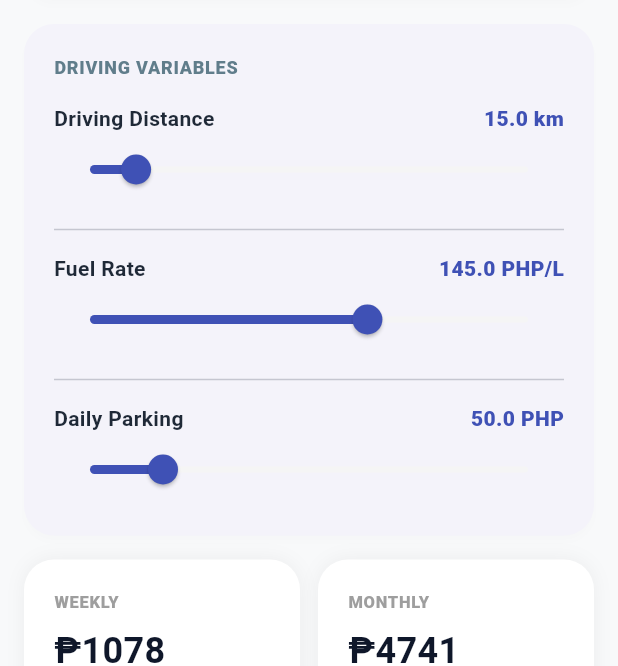
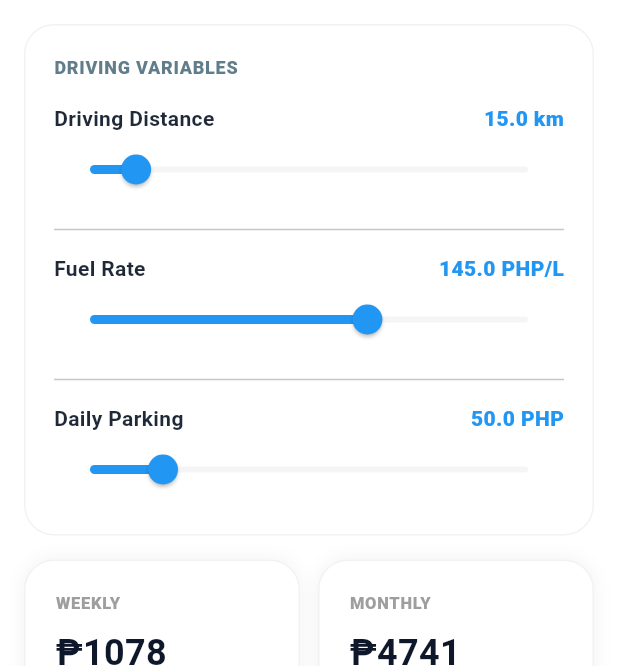
Before and after one commit to KyahFranzz10/TaraTren, a Flutter app: the SavingsComparisonScreen screen opened directly, scrolled down 576 dp, on a phone screen of 412 x 824 dp, the part 570-1236 px from its top. Run offline on Flutter 3.47's test engine with Material 3 defaults, Android fonts, the phone set to English and light mode, and no system bars; our stand-ins replace audioplayers, cached_network_image, flutter_dotenv, flutter_local_notifications, flutter_map, flutter_tts and 9 more; missing offline and left inert: app_settings, flutter_activity_recognition, flutter_background_service, flutter_overlay_window; accounts and stored records are empty; network calls fail.

Commit message:
feat: complete theme-aware migration for Fare, Savings, and Journal screens

```diff
--- a/lib/screens/savings_comparison_screen.dart
+++ b/lib/screens/savings_comparison_screen.dart
@@ -70,10 +70,13 @@ class _SavingsComparisonScreenState extends State<SavingsComparisonScreen> {
 
     final double co2Saved = _distance * 0.12;
 
+    final bool isDark = Theme.of(context).brightness == Brightness.dark;
+
     return Scaffold(
+      backgroundColor: Theme.of(context).colorScheme.surface,
       appBar: AppBar(
         title: const Text('Savings Comparison'),
-        backgroundColor: const Color(0xFF0D1B3E),
+        backgroundColor: isDark ? Colors.black : const Color(0xFF0D1B3E),
         foregroundColor: Colors.white,
         elevation: 0,
         actions: [
@@ -161,13 +164,19 @@ class _SavingsComparisonScreenState extends State<SavingsComparisonScreen> {
   }
 
   Widget _buildJourneySelector() {
+    final bool isDark = Theme.of(context).brightness == Brightness.dark;
     final liveLines = trainLines.where((l) => ['LRT-1', 'LRT-2', 'MRT-3'].contains(l.name)).toList();
 
     return Card(
       margin: const EdgeInsets.symmetric(horizontal: 16, vertical: 8),
-      elevation: 2,
-      shadowColor: Colors.black.withOpacity(0.05),
-      shape: RoundedRectangleBorder(borderRadius: BorderRadius.circular(20)),
+      elevation: 0,
+      color: isDark ? Theme.of(context).colorScheme.surfaceContainer : Colors.white,
+      shape: RoundedRectangleBorder(
+        borderRadius: BorderRadius.circular(20),
+        side: BorderSide(
+          color: isDark ? Colors.white10 : Colors.black.withOpacity(0.05),
+        ),
+      ),
       child: Padding(
         padding: const EdgeInsets.all(20),
         child: Column(
@@ -246,7 +255,7 @@ class _SavingsComparisonScreenState extends State<SavingsComparisonScreen> {
                   },
                   showSelectedIcon: false,
                   style: SegmentedButton.styleFrom(
-                    backgroundColor: Colors.grey.shade100,
+                    backgroundColor: isDark ? Colors.white.withValues(alpha: 0.1) : Colors.grey.shade100,
                     selectedBackgroundColor: Colors.orange,
                     selectedForegroundColor: Colors.white,
                   ),
@@ -260,6 +269,7 @@ class _SavingsComparisonScreenState extends State<SavingsComparisonScreen> {
   }
 
   Widget _dropDown<T>({required String label, required T? value, required List<DropdownMenuItem<T>> items, required Function(T?) onChanged}) {
+    final bool isDark = Theme.of(context).brightness == Brightness.dark;
     return Column(
       crossAxisAlignment: CrossAxisAlignment.start,
       children: [
@@ -268,9 +278,9 @@ class _SavingsComparisonScreenState extends State<SavingsComparisonScreen> {
         Container(
           padding: const EdgeInsets.symmetric(horizontal: 16),
           decoration: BoxDecoration(
-            color: Colors.grey.shade50,
+            color: isDark ? Colors.white.withOpacity(0.05) : Colors.grey.shade50,
             borderRadius: BorderRadius.circular(15),
-            border: Border.all(color: Colors.grey.shade200)
+            border: Border.all(color: isDark ? Colors.white10 : Colors.grey.shade200)
           ),
           child: DropdownButtonHideUnderline(
             child: DropdownButton<T>(
@@ -278,7 +288,12 @@ class _SavingsComparisonScreenState extends State<SavingsComparisonScreen> {
               items: items,
               onChanged: onChanged,
               isExpanded: true,
-              style: const TextStyle(color: Color(0xFF0F172A), fontWeight: FontWeight.bold, fontSize: 16),
+              dropdownColor: isDark ? Colors.grey.shade900 : Colors.white,
+              style: TextStyle(
+                color: isDark ? Colors.white : const Color(0xFF0F172A),
+                fontWeight: FontWeight.bold,
+                fontSize: 16
+              ),
             ),
           ),
         ),
@@ -287,13 +302,19 @@ class _SavingsComparisonScreenState extends State<SavingsComparisonScreen> {
   }
 
   Widget _buildComparisonCard(double carCost) {
+    final bool isDark = Theme.of(context).brightness == Brightness.dark;
     final double trainRatio = (_trainFare / carCost).clamp(0.05, 1.0);
 
     return Card(
       margin: const EdgeInsets.symmetric(horizontal: 16, vertical: 8),
-      elevation: 2,
-      shadowColor: Colors.black.withOpacity(0.05),
-      shape: RoundedRectangleBorder(borderRadius: BorderRadius.circular(20)),
+      elevation: 0,
+      color: isDark ? Theme.of(context).colorScheme.surfaceContainer : Colors.white,
+      shape: RoundedRectangleBorder(
+        borderRadius: BorderRadius.circular(20),
+        side: BorderSide(
+          color: isDark ? Colors.white10 : Colors.black.withOpacity(0.05),
+        ),
+      ),
       child: Padding(
         padding: const EdgeInsets.all(20),
         child: Column(
@@ -311,20 +332,21 @@ class _SavingsComparisonScreenState extends State<SavingsComparisonScreen> {
   }
 
   Widget _barItem(String label, double cost, Color color, double ratio) {
+    final bool isDark = Theme.of(context).brightness == Brightness.dark;
     return Column(
       crossAxisAlignment: CrossAxisAlignment.start,
       children: [
         Row(
           mainAxisAlignment: MainAxisAlignment.spaceBetween,
           children: [
-            Text(label, style: const TextStyle(fontWeight: FontWeight.bold, fontSize: 14, color: Color(0xFF0F172A))),
+            Text(label, style: TextStyle(fontWeight: FontWeight.bold, fontSize: 14, color: isDark ? Colors.white70 : const Color(0xFF0F172A))),
             Text('₱${cost.toStringAsFixed(2)}', style: TextStyle(fontWeight: FontWeight.w900, color: color, fontSize: 16)),
           ],
         ),
         const SizedBox(height: 10),
         Stack(
           children: [
-            Container(height: 10, width: double.infinity, decoration: BoxDecoration(color: Colors.grey.shade100, borderRadius: BorderRadius.circular(5))),
+            Container(height: 10, width: double.infinity, decoration: BoxDecoration(color: isDark ? Colors.white10 : Colors.grey.shade100, borderRadius: BorderRadius.circular(5))),
             FractionallySizedBox(
               widthFactor: ratio,
               child: AnimatedContainer(
@@ -340,11 +362,17 @@ class _SavingsComparisonScreenState extends State<SavingsComparisonScreen> {
   }
 
   Widget _buildInputSection() {
+    final bool isDark = Theme.of(context).brightness == Brightness.dark;
     return Card(
       margin: const EdgeInsets.symmetric(horizontal: 16, vertical: 8),
-      elevation: 2,
-      shadowColor: Colors.black.withOpacity(0.05),
-      shape: RoundedRectangleBorder(borderRadius: BorderRadius.circular(20)),
+      elevation: 0,
+      color: isDark ? Theme.of(context).colorScheme.surfaceContainer : Colors.white,
+      shape: RoundedRectangleBorder(
+        borderRadius: BorderRadius.circular(20),
+        side: BorderSide(
+          color: isDark ? Colors.white10 : Colors.black.withOpacity(0.05),
+        ),
+      ),
       child: Padding(
         padding: const EdgeInsets.all(20),
         child: Column(
@@ -364,22 +392,23 @@ class _SavingsComparisonScreenState extends State<SavingsComparisonScreen> {
   }
 
   Widget _sliderInput(String title, double value, double min, double max, String unit, TextEditingController controller, Function(double) onChanged) {
+    final bool isDark = Theme.of(context).brightness == Brightness.dark;
     return Column(
       crossAxisAlignment: CrossAxisAlignment.start,
       children: [
         Row(
           mainAxisAlignment: MainAxisAlignment.spaceBetween,
           children: [
-            Text(title, style: const TextStyle(color: Color(0xFF1F2937), fontWeight: FontWeight.bold, fontSize: 14)),
-            Text('${value.toStringAsFixed(1)} $unit', style: const TextStyle(fontWeight: FontWeight.w900, color: Colors.indigo, fontSize: 14)),
+            Text(title, style: TextStyle(color: isDark ? Colors.white70 : const Color(0xFF1F2937), fontWeight: FontWeight.bold, fontSize: 14)),
+            Text('${value.toStringAsFixed(1)} $unit', style: const TextStyle(fontWeight: FontWeight.w900, color: Colors.blue, fontSize: 14)),
           ],
         ),
         Slider(
           value: value.clamp(min, max),
           min: min,
           max: max,
-          activeColor: Colors.indigo,
-          inactiveColor: Colors.grey.shade100,
+          activeColor: Colors.blue,
+          inactiveColor: isDark ? Colors.white10 : Colors.grey.shade100,
           onChanged: (v) {
             onChanged(v);
             controller.text = v.toStringAsFixed(title.contains('Parking') ? 0 : 1);
@@ -403,19 +432,21 @@ class _SavingsComparisonScreenState extends State<SavingsComparisonScreen> {
   }
 
   Widget _projectionBox(String title, double amount, Color color) {
+    final bool isDark = Theme.of(context).brightness == Brightness.dark;
     return Container(
       padding: const EdgeInsets.all(20),
       decoration: BoxDecoration(
-        color: Colors.white,
+        color: isDark ? Theme.of(context).colorScheme.surfaceContainer : Colors.white,
         borderRadius: BorderRadius.circular(20),
-        boxShadow: [BoxShadow(color: Colors.black.withOpacity(0.05), blurRadius: 10)],
+        border: Border.all(color: isDark ? Colors.white10 : Colors.black.withOpacity(0.05)),
+        boxShadow: isDark ? [] : [BoxShadow(color: Colors.black.withOpacity(0.05), blurRadius: 10)],
       ),
       child: Column(
         crossAxisAlignment: CrossAxisAlignment.start,
         children: [
           Text(title, style: const TextStyle(fontSize: 11, color: Colors.grey, fontWeight: FontWeight.w900, letterSpacing: 0.5)),
           const SizedBox(height: 8),
-          Text('₱${amount.toStringAsFixed(0)}', style: const TextStyle(fontSize: 24, fontWeight: FontWeight.bold, color: Color(0xFF0F172A))),
+          Text('₱${amount.toStringAsFixed(0)}', style: TextStyle(fontSize: 24, fontWeight: FontWeight.bold, color: isDark ? Colors.white : const Color(0xFF0F172A))),
           const SizedBox(height: 4),
           const Text('IN SAVINGS', style: TextStyle(fontSize: 10, color: Colors.blueGrey, fontWeight: FontWeight.bold)),
         ],
@@ -461,32 +492,44 @@ class _SavingsComparisonScreenState extends State<SavingsComparisonScreen> {
   void _showPromoInfo() {
     showModalBottomSheet(
       context: context,
-      backgroundColor: Colors.white,
+      backgroundColor: Colors.transparent,
       shape: const RoundedRectangleBorder(borderRadius: BorderRadius.vertical(top: Radius.circular(24))),
-      builder: (context) => Container(
+      builder: (context) {
+        final bool isDark = Theme.of(context).brightness == Brightness.dark;
+        return Container(
           padding: const EdgeInsets.all(24),
+          decoration: BoxDecoration(
+            color: isDark ? Colors.grey.shade900 : Colors.white,
+            borderRadius: const BorderRadius.vertical(top: Radius.circular(24)),
+          ),
           child: Column(
             mainAxisSize: MainAxisSize.min,
             crossAxisAlignment: CrossAxisAlignment.start,
             children: [
-            const Text("Fare & Promo Info", style: TextStyle(fontSize: 20, fontWeight: FontWeight.bold, color: Color(0xFF0F172A))),
+              Text("Fare & Promo Info", style: TextStyle(fontSize: 20, fontWeight: FontWeight.bold, color: isDark ? Colors.white : const Color(0xFF0F172A))),
               const SizedBox(height: 16),
-            _promoItem(Icons.celebration, "White Beep Benefit", "Seniors, Students, and PWDs enjoy a 50% flat discount on all train lines.", Colors.indigo),
-            _promoItem(Icons.credit_card, "Stored Value (Beep) Advantage", "Fare calculations automatically prefer Stored Value rates where applicable.", Colors.blue),
-            _promoItem(Icons.eco, "Eco-Savings", "Public transit is the most efficient way to reduce your carbon footprint in the city.", Colors.green),
+              _promoItem(context, Icons.celebration, "White Beep Benefit", "Seniors, Students, and PWDs enjoy a 50% flat discount on all train lines.", Colors.indigo),
+              _promoItem(context, Icons.credit_card, "Stored Value (Beep) Advantage", "Fare calculations automatically prefer Stored Value rates where applicable.", Colors.blue),
+              _promoItem(context, Icons.eco, "Eco-Savings", "Public transit is the most efficient way to reduce your carbon footprint in the city.", Colors.green),
               const SizedBox(height: 20),
               SizedBox(width: double.infinity, child: ElevatedButton(
-              style: ElevatedButton.styleFrom(backgroundColor: const Color(0xFF0D1B3E), foregroundColor: Colors.white, shape: RoundedRectangleBorder(borderRadius: BorderRadius.circular(12))),
+                style: ElevatedButton.styleFrom(
+                  backgroundColor: isDark ? Colors.indigo : const Color(0xFF0D1B3E),
+                  foregroundColor: Colors.white,
+                  shape: RoundedRectangleBorder(borderRadius: BorderRadius.circular(12))
+                ),
                 onPressed: () => Navigator.pop(context),
                 child: const Text("Got it")
               )),
             ],
           ),
-      ),
+        );
+      },
     );
   }
 
-  Widget _promoItem(IconData icon, String title, String desc, Color color) {
+  Widget _promoItem(BuildContext context, IconData icon, String title, String desc, Color color) {
+    final bool isDark = Theme.of(context).brightness == Brightness.dark;
     return Padding(
       padding: const EdgeInsets.only(bottom: 16),
       child: Row(
@@ -495,8 +538,8 @@ class _SavingsComparisonScreenState extends State<SavingsComparisonScreen> {
           Icon(icon, color: color, size: 20),
           const SizedBox(width: 12),
           Expanded(child: Column(crossAxisAlignment: CrossAxisAlignment.start, children: [
-            Text(title, style: const TextStyle(fontWeight: FontWeight.bold, fontSize: 14, color: Color(0xFF0D1B3E))),
-            Text(desc, style: const TextStyle(color: Colors.blueGrey, fontSize: 13)),
+            Text(title, style: TextStyle(fontWeight: FontWeight.bold, fontSize: 14, color: isDark ? Colors.white : const Color(0xFF0D1B3E))),
+            Text(desc, style: TextStyle(color: isDark ? Colors.white60 : Colors.blueGrey, fontSize: 13)),
           ])),
         ],
       ),
```
Also changed, not shown: lib/screens/fare_calculator_screen.dart (+50 -16 lines), lib/screens/trip_journal_screen.dart (+32 -22 lines). Lines whose indentation alone changed are shown as unchanged.
